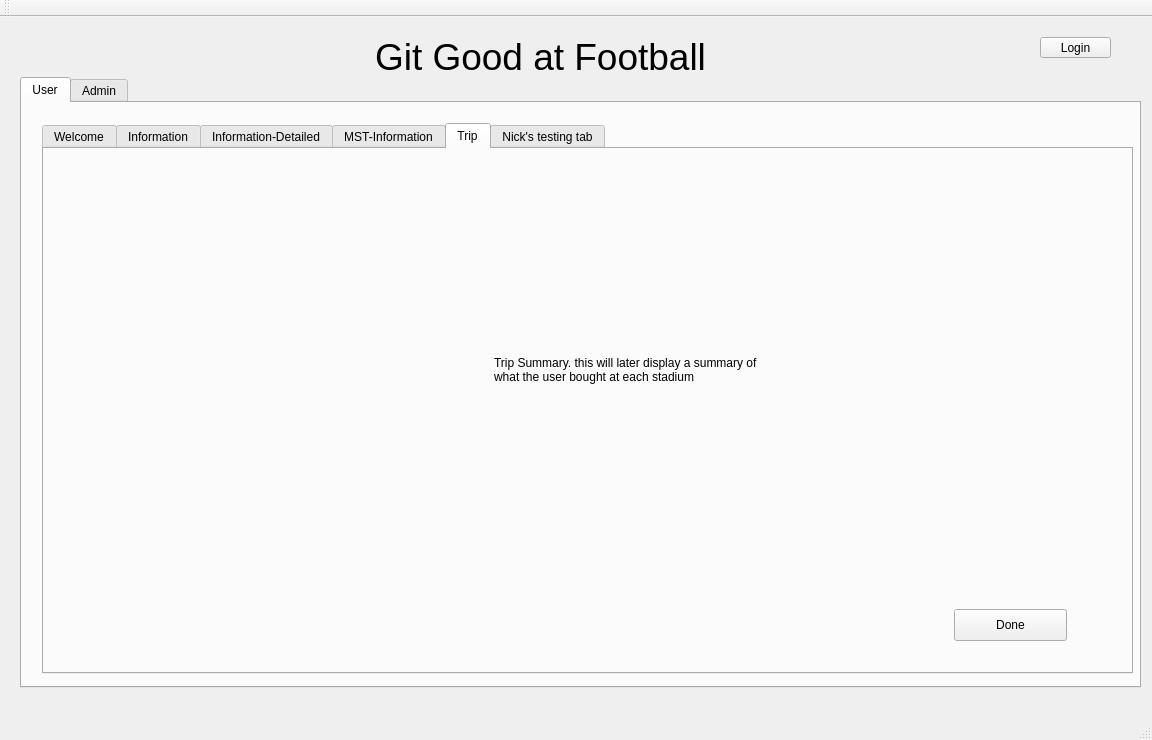
This is QT/mainwindow.ui in nsidaris/GitGood as Qt 5 draws it before an edit. The edited form follows.
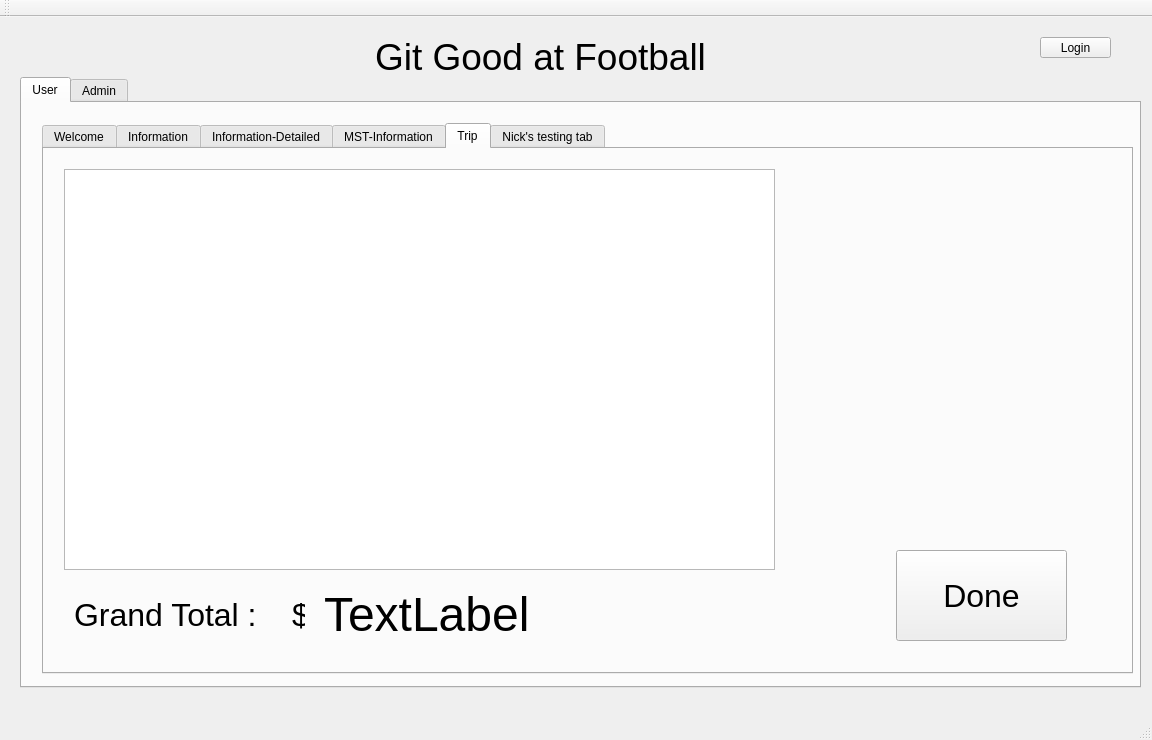
This is the edited form. The open tabs and pages were chosen to show the change. Icons and pictures are not drawn.

Commit message:
souvenirs total implemented
user can do see what they bought at each stadium. some error checking
made for custom trip.

Patch:
```diff
--- a/QT/mainwindow.ui
+++ b/QT/mainwindow.ui
@@ -611,35 +611,70 @@
          <zorder>SouvenirsTable</zorder>
         </widget>
         <widget class="QWidget" name="TripSummary">
-         <widget class="QLabel" name="label_9">
-          <property name="geometry">
-           <rect>
-            <x>440</x>
-            <y>180</y>
-            <width>291</width>
-            <height>61</height>
-           </rect>
-          </property>
-          <property name="text">
-           <string>Trip Summary. this will later display a summary of what the user bought at each stadium</string>
-          </property>
-          <property name="wordWrap">
-           <bool>true</bool>
-          </property>
-         </widget>
          <widget class="QPushButton" name="BackButton">
           <property name="geometry">
            <rect>
-            <x>900</x>
-            <y>450</y>
-            <width>113</width>
-            <height>32</height>
+            <x>842</x>
+            <y>391</y>
+            <width>171</width>
+            <height>91</height>
            </rect>
           </property>
+          <property name="font">
+           <font>
+            <pointsize>24</pointsize>
+           </font>
+          </property>
           <property name="text">
            <string>Done</string>
           </property>
          </widget>
+         <widget class="QTableWidget" name="TotalSpentTable">
+          <property name="geometry">
+           <rect>
+            <x>10</x>
+            <y>10</y>
+            <width>711</width>
+            <height>401</height>
+           </rect>
+          </property>
+         </widget>
+         <widget class="QLabel" name="label_9">
+          <property name="geometry">
+           <rect>
+            <x>20</x>
+            <y>430</y>
+            <width>231</width>
+            <height>51</height>
+           </rect>
+          </property>
+          <property name="font">
+           <font>
+            <pointsize>24</pointsize>
+           </font>
+          </property>
+          <property name="text">
+           <string>Grand Total :    $</string>
+          </property>
+         </widget>
+         <widget class="QLabel" name="GrandTotalLabel">
+          <property name="geometry">
+           <rect>
+            <x>270</x>
+            <y>430</y>
+            <width>431</width>
+            <height>51</height>
+           </rect>
+          </property>
+          <property name="font">
+           <font>
+            <pointsize>36</pointsize>
+           </font>
+          </property>
+          <property name="text">
+           <string>TextLabel</string>
+          </property>
+         </widget>
         </widget>
         <widget class="QWidget" name="page">
          <widget class="QDialogButtonBox" name="buttonBox">
```
Left out of the diff: 12 changed lines with no effect on the pictures. The commit also changes 6 other files.
